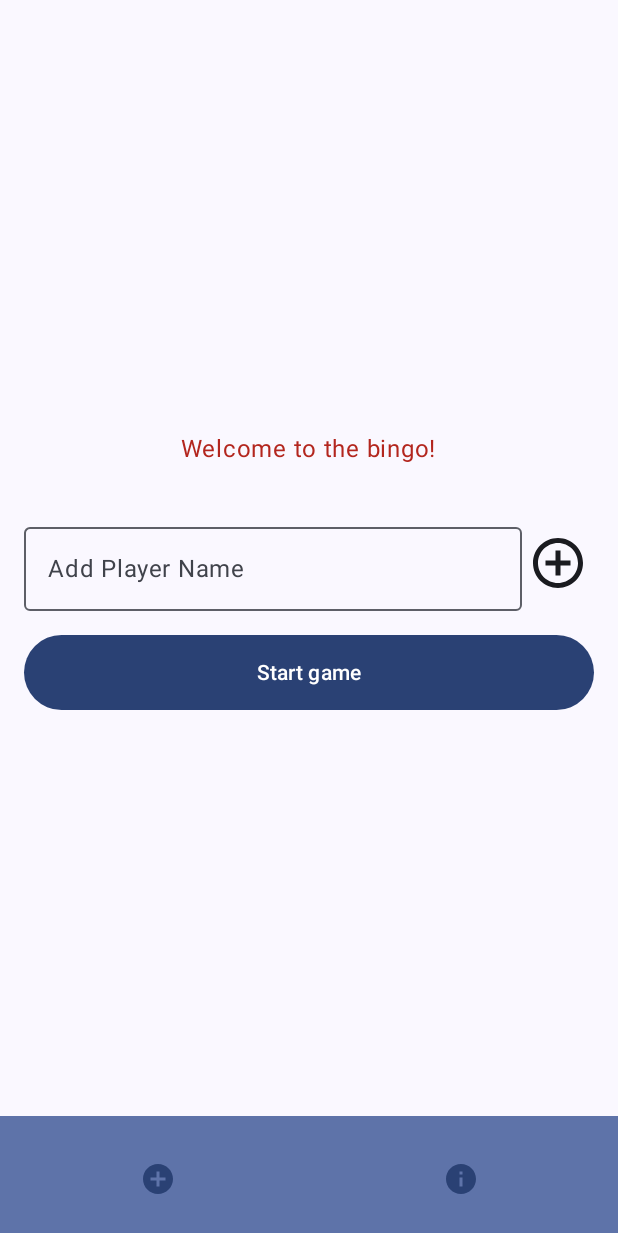
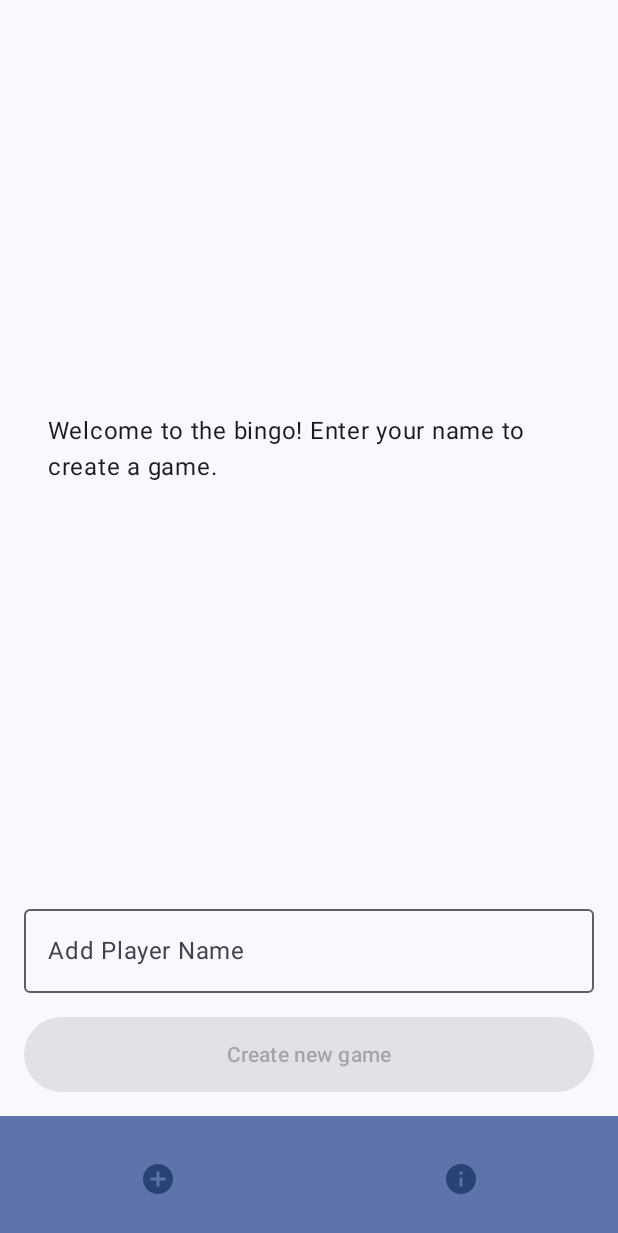
Before and after one commit to Wardmisp/Bingo, an Android app built with Jetpack Compose: the screen it shows after launch (MainActivity), on a phone screen of 412 x 824 dp. Shown: the top 1233 px of the screen. Run offline under Robolectric (Android 15) with nearby library versions, the phone set to English and light mode, and no system bars.

Commit message:
Update screen & viewmodel: can't change when launching game,update listed player in real time

```diff
--- a/MyApplication/app/src/main/java/com/example/myapplication/DataViewModelFactory.kt
+++ b/MyApplication/app/src/main/java/com/example/myapplication/DataViewModelFactory.kt
@@ -1,8 +1,8 @@
 package com.example.myapplication
 
-import PlayersRepository
 import androidx.lifecycle.ViewModel
 import androidx.lifecycle.ViewModelProvider
+import com.example.myapplication.data.PlayersRepository
 
 class DataViewModelFactory(private val repository: PlayersRepository) : ViewModelProvider.Factory {
     override fun <T : ViewModel> create(modelClass: Class<T>): T {
--- a/MyApplication/app/src/main/java/com/example/myapplication/MainActivity.kt
+++ b/MyApplication/app/src/main/java/com/example/myapplication/MainActivity.kt
@@ -1,7 +1,6 @@
 package com.example.myapplication
 
 import JoinGameScreen
-import PlayersRepository
 import SetGameScreen
 import android.os.Bundle
 import androidx.activity.ComponentActivity
@@ -17,15 +16,15 @@ import androidx.compose.material3.Icon
 import androidx.compose.material3.IconButton
 import androidx.compose.material3.MaterialTheme
 import androidx.compose.material3.Scaffold
-import androidx.compose.material3.Text
 import androidx.compose.runtime.Composable
+import androidx.compose.runtime.collectAsState
 import androidx.compose.runtime.getValue
 import androidx.compose.runtime.mutableStateOf
 import androidx.compose.runtime.remember
 import androidx.compose.runtime.setValue
 import androidx.compose.ui.Modifier
-import androidx.compose.ui.tooling.preview.Preview
 import androidx.lifecycle.viewmodel.compose.viewModel
+import com.example.myapplication.data.PlayersRepository
 import com.example.myapplication.network.RetrofitInstance
 import com.example.myapplication.ui.theme.MyApplicationTheme
 
@@ -38,6 +37,14 @@ sealed class Screen {
 fun MainScreen() {
     // State to hold the currently selected screen
     var currentScreen by remember { mutableStateOf<Screen>(Screen.SetGame) }
+
+    // Instantiate ViewModel once and pass to child composables
+    val viewModel: DataViewModel = viewModel(
+        factory = DataViewModelFactory(PlayersRepository(apiService = RetrofitInstance.apiService))
+    )
+
+    // Collect the game ID state from the ViewModel
+    val gameId by viewModel.gameId.collectAsState()
 
     Scaffold(
         modifier = Modifier.fillMaxSize(),
@@ -58,22 +65,20 @@ fun MainScreen() {
                 }
 
                 // Button to switch to JoinGameScreen
+                // Disable this button if a game has already been created
                 IconButton(
                     onClick = { currentScreen = Screen.JoinGame },
-                    modifier = Modifier.weight(1f)
+                    modifier = Modifier.weight(1f),
+                    enabled = gameId.isNullOrBlank()
                 ) {
                     Icon(
                         imageVector = Icons.Default.Info,
-                        contentDescription = "Join Game"
+                        contentDescription = if (gameId.isNullOrBlank()) "Join Game" else "Game already created"
                     )
                 }
             }
         }
     ) { innerPadding ->
-        val viewModel: DataViewModel = viewModel(
-            factory = DataViewModelFactory(PlayersRepository(apiService = RetrofitInstance.apiService))
-        )
-
         // Display the correct screen based on the state
         when (currentScreen) {
             is Screen.SetGame -> SetGameScreen(
@@ -100,19 +105,3 @@ class MainActivity : ComponentActivity() {
         }
     }
 }
-
-@Composable
-fun Greeting(name: String, modifier: Modifier = Modifier) {
-    Text(
-        text = "Hello $name!",
-        modifier = modifier
-    )
-}
-
-@Preview(showBackground = true)
-@Composable
-fun GreetingPreview() {
-    MyApplicationTheme {
-        Greeting("Android")
-    }
-}
--- a/MyApplication/app/src/main/java/com/example/myapplication/network/ApiService.kt
+++ b/MyApplication/app/src/main/java/com/example/myapplication/network/ApiService.kt
@@ -1,6 +1,7 @@
 package com.example.myapplication.network
 
 import com.example.myapplication.player.Player
+import com.example.myapplication.player.PlayerRegistration
 import com.example.myapplication.player.RegistrationResponse
 import retrofit2.Response
 import retrofit2.http.Body
@@ -9,9 +10,12 @@ import retrofit2.http.POST
 import retrofit2.http.Path
 
 interface ApiService {
-        @POST("register-player")
-        suspend fun registerPlayer(@Body playerInfo: Map<String, String>): Response<RegistrationResponse>
+        @POST("join-game")
+        suspend fun joinGame(@Body playerRegistration: PlayerRegistration): Response<RegistrationResponse>
+
+        @POST("create-game")
+        suspend fun createGame(@Body playerRegistration: PlayerRegistration): Response<RegistrationResponse>
 
         @GET("players/{gameId}")
-        suspend fun getPlayers(@Path("gameId") gameId: String): List<Player>
+        suspend fun getPlayers(@Path("gameId") gameId: String?): List<Player>
 }
--- a/MyApplication/app/src/main/java/com/example/myapplication/ui/composable/SetGameScreen.kt
+++ b/MyApplication/app/src/main/java/com/example/myapplication/ui/composable/SetGameScreen.kt
@@ -1,4 +1,3 @@
-
 import androidx.compose.foundation.layout.Arrangement
 import androidx.compose.foundation.layout.Column
 import androidx.compose.foundation.layout.Row
@@ -8,7 +7,6 @@ import androidx.compose.foundation.layout.fillMaxWidth
 import androidx.compose.foundation.layout.height
 import androidx.compose.foundation.layout.heightIn
 import androidx.compose.foundation.layout.padding
-import androidx.compose.foundation.layout.size
 import androidx.compose.foundation.lazy.LazyColumn
 import androidx.compose.foundation.lazy.items
 import androidx.compose.material3.Button
@@ -42,6 +40,7 @@ fun SetGameScreen(
 ) {
     val uiState by viewModel.uiState.collectAsState()
     var playerName by remember { mutableStateOf("") }
+    val isPlayerNameValid = playerName.isNotBlank()
 
     Column(
         modifier = modifier
@@ -51,18 +50,29 @@ fun SetGameScreen(
         horizontalAlignment = Alignment.CenterHorizontally,
         verticalArrangement = Arrangement.Center
     ) {
-        // Use a 'when' statement to handle all possible states of the UI
+        // Dynamic content based on UI state
+        Column(
+            modifier = Modifier.weight(1f),
+            horizontalAlignment = Alignment.CenterHorizontally,
+            verticalArrangement = Arrangement.Center
+        ) {
             when (uiState) {
                 is UiState.Loading -> {
-                // Show a loading indicator while the data is being fetched
                     CircularProgressIndicator(modifier = Modifier.padding(16.dp))
                 }
 
                 is UiState.Success -> {
-                // Cast the state to UiState.Success to access the players list
                     val players = (uiState as UiState.Success).players
+                    val gameId = viewModel.gameId.collectAsState().value
 
-                // "Board" for player names
+                    // Display game ID at the top
+                    Text(
+                        text = "Game ID: $gameId",
+                        fontSize = 24.sp,
+                        style = MaterialTheme.typography.headlineSmall,
+                        modifier = Modifier.padding(bottom = 16.dp)
+                    )
+
                     LazyColumn(
                         modifier = Modifier
                             .fillMaxWidth()
@@ -101,15 +111,18 @@ fun SetGameScreen(
                             }
                         } else {
                             item {
-                            // Show a message when the list is empty
-                            Text(text = "No players found. Add one!")
+                                Text(
+                                    text = "No players found. Add one!",
+                                    modifier = Modifier
+                                        .fillMaxWidth()
+                                        .padding(16.dp),
+                                )
                             }
                         }
                     }
                 }
 
                 is UiState.Error -> {
-                // Show an error message if the API call failed
                     val errorMessage = (uiState as UiState.Error).message
                     Text(
                         text = "Error: $errorMessage",
@@ -117,13 +130,13 @@ fun SetGameScreen(
                         modifier = Modifier.padding(16.dp)
                     )
                 }
+
                 is UiState.Initial -> {
-                // Show an error message if the API call failed
                     Text(
-                    text = "Welcome to the bingo!",
-                    color = MaterialTheme.colorScheme.error,
-                    modifier = Modifier.padding(16.dp)
+                        text = "Welcome to the bingo! Enter your name to create a game.",
+                        modifier = Modifier.padding(16.dp),
                     )
+                }
             }
         }
 
@@ -138,32 +151,29 @@ fun SetGameScreen(
                 value = playerName,
                 onValueChange = { playerName = it },
                 label = { Text("Add Player Name") },
-                modifier = Modifier.weight(1f)
+                modifier = Modifier.weight(1f),
+                singleLine = true
             )
-            IconButton(
-                onClick = {
-                    viewModel.setGame(playerName)
-                    playerName = ""
-                },
-            ) {
-                Icon(
-                    painter = painterResource(R.drawable.baseline_add_circle_outline_24),
-                    contentDescription = "Add Player",
-                    modifier = Modifier.size(48.dp)
-                )
-            }
         }
 
         Spacer(modifier = Modifier.height(16.dp))
 
-        // "Start game" button
+        // "Start game" button with dynamic label
+        val playersCount = (uiState as? UiState.Success)?.players?.size ?: 0
+        val buttonText = when {
+            playersCount == 0 -> "Create new game"
+            playersCount == 1 -> "Waiting for players..."
+            else -> "Launch the game"
+        }
+
         Button(
-            onClick = { /* TODO: Implement game start logic */ },
+            onClick = { viewModel.setGame(playerName) },
+            enabled = (isPlayerNameValid && playersCount == 0) || playersCount >= 2,
             modifier = Modifier
                 .fillMaxWidth()
                 .height(50.dp)
         ) {
-            Text("Start game")
+            Text(buttonText)
         }
     }
 }
```
Also changed, not shown: MyApplication/app/src/main/java/com/example/myapplication/DataViewModel.kt (+72 -25 lines), MyApplication/app/src/main/java/com/example/myapplication/player/PlayerDataClasses.kt (+4 -3 lines), MyApplication/app/src/main/java/com/example/myapplication/player/PlayersRepository.kt (+44 -39 lines), MyApplication/app/src/main/java/com/example/myapplication/ui/composable/JoinGameScreen.kt (+3 -16 lines). Lines whose indentation alone changed are shown as unchanged.
